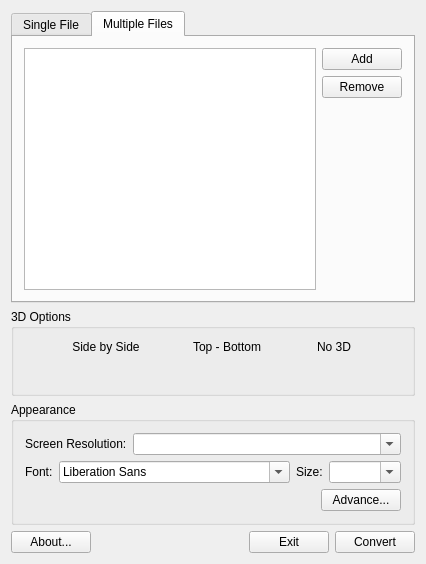
First picture: the form in src/sub3dtoolgui.ui, repository tuxamito/sub3dtool-gui, before the edit.
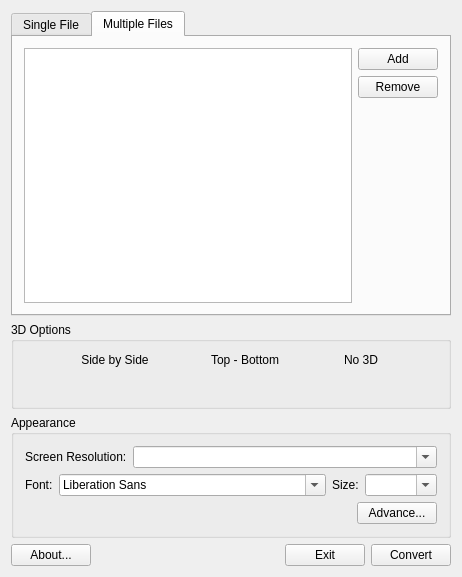
Second picture: the form after the edit. Icons and pictures are not drawn.

```diff
--- a/src/sub3dtoolgui.ui
+++ b/src/sub3dtoolgui.ui
@@ -6,8 +6,8 @@
    <rect>
     <x>0</x>
     <y>0</y>
-    <width>395</width>
-    <height>564</height>
+    <width>462</width>
+    <height>577</height>
    </rect>
   </property>
   <property name="sizePolicy">
```
Left out of the diff: 38 changed lines with no effect on the pictures.
